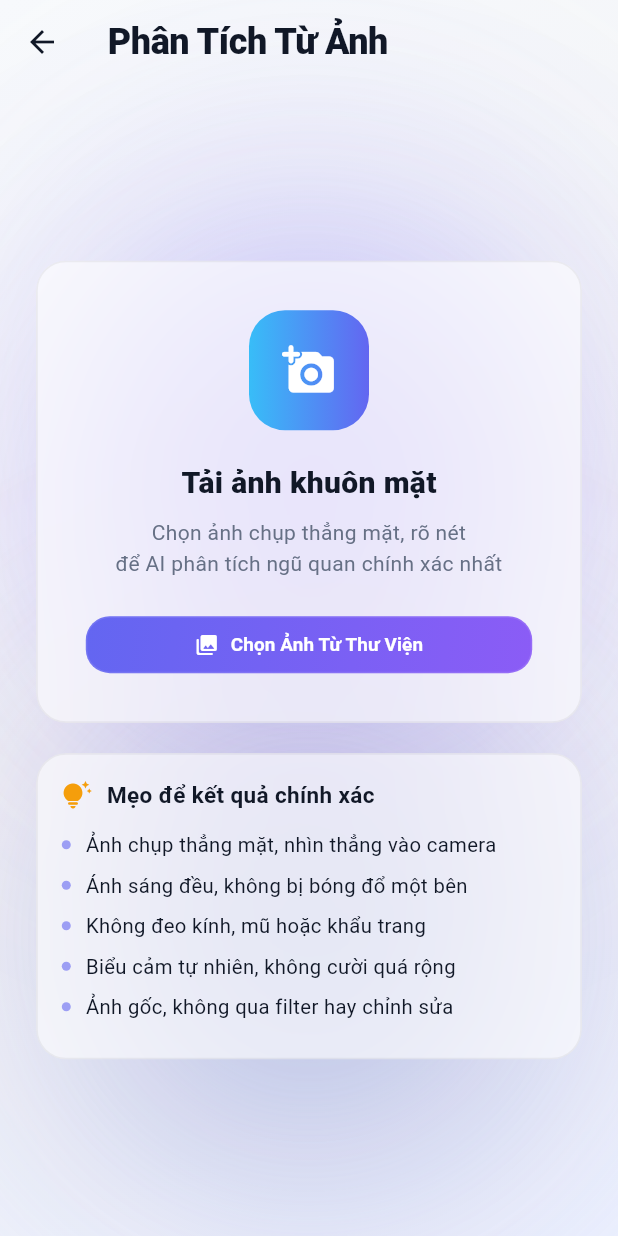
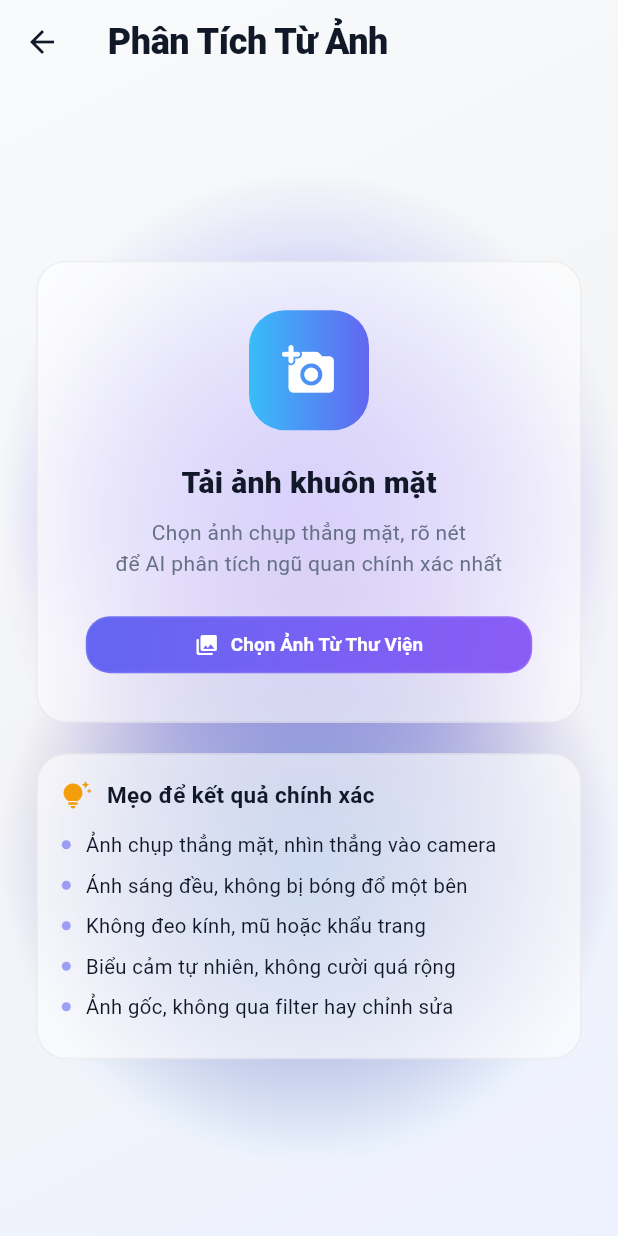
Before and after one commit to cudin-etn/thienco, a Flutter app: the FaceUploadScreen screen opened directly, on a phone screen of 412 x 824 dp. Run offline on Flutter 3.47's test engine with Material 3 defaults, Android fonts, the phone set to English and light mode, and no system bars; our stand-ins replace camera, hive, hive_flutter, image_picker, pdf, share_plus; missing offline and left inert: dart:js_interop, google_mlkit_face_detection, vnlunar; accounts and stored records are empty; statements that could not run were skipped.

Commit message:
Fix blank screen: replace ImageFiltered blobs with web-safe RadialGradient

```diff
--- a/lib/shared/widgets/app_background.dart
+++ b/lib/shared/widgets/app_background.dart
@@ -1,5 +1,3 @@
-import 'dart:ui';
-
 import 'package:flutter/material.dart';
 
 import '../../core/constants/app_colors.dart';
@@ -19,9 +17,9 @@ class AppBackground extends StatelessWidget {
         fit: StackFit.expand,
         children: [
           _blob(const Color(0xFF6366F1), const Alignment(-1.1, -1.0), 1.0),
-          _blob(const Color(0xFF8B5CF6), const Alignment(1.15, -0.4), 0.9),
-          _blob(const Color(0xFFEC4899), const Alignment(-0.6, 1.2), 0.85),
-          _blob(const Color(0xFF0EA5E9), const Alignment(1.1, 1.15), 0.8),
+          _blob(const Color(0xFF8B5CF6), const Alignment(1.15, -0.4), 0.95),
+          _blob(const Color(0xFFEC4899), const Alignment(-0.6, 1.2), 0.9),
+          _blob(const Color(0xFF0EA5E9), const Alignment(1.1, 1.15), 0.85),
           MaxWidthBody(child: child),
         ],
       ),
@@ -31,20 +29,18 @@ class AppBackground extends StatelessWidget {
   Widget _blob(Color color, Alignment alignment, double scale) {
     return Align(
       alignment: alignment,
-      child: ImageFiltered(
-        imageFilter: ImageFilter.blur(sigmaX: 95, sigmaY: 95),
       child: Container(
-          width: 560 * scale,
-          height: 560 * scale,
+        width: 640 * scale,
+        height: 640 * scale,
         decoration: BoxDecoration(
           shape: BoxShape.circle,
           gradient: RadialGradient(
             colors: [
-                color.withValues(alpha: isDark ? 0.5 : 0.45),
+              color.withValues(alpha: isDark ? 0.55 : 0.5),
+              color.withValues(alpha: isDark ? 0.3 : 0.26),
               color.withValues(alpha: 0.0),
             ],
-              stops: const [0.0, 1.0],
-            ),
+            stops: const [0.0, 0.55, 1.0],
           ),
         ),
       ),
```
Lines whose indentation alone changed are shown as unchanged.
